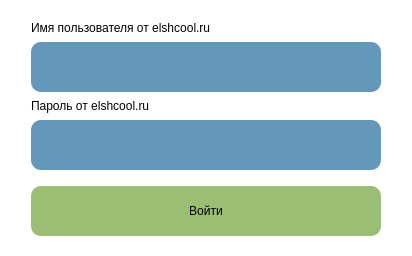
Above: ui/login.ui from Gamer201760/Tasker before the change. Below: the same form after it.
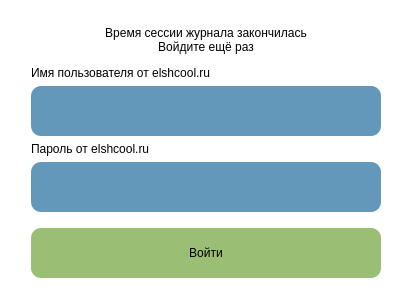
That is the form after the change.

What changed in the file:
```diff
--- a/ui/login.ui
+++ b/ui/login.ui
@@ -7,7 +7,7 @@
     <x>0</x>
     <y>0</y>
     <width>408</width>
-    <height>256</height>
+    <height>298</height>
    </rect>
   </property>
   <property name="windowTitle">
@@ -54,6 +54,20 @@
       <property name="rightMargin">
        <number>20</number>
       </property>
+      <item>
+       <widget class="QLabel" name="label">
+        <property name="text">
+         <string>Время сессии журнала закончилась
+Войдите ещё раз</string>
+        </property>
+        <property name="scaledContents">
+         <bool>true</bool>
+        </property>
+        <property name="alignment">
+         <set>Qt::AlignCenter</set>
+        </property>
+       </widget>
+      </item>
       <item>
        <widget class="QGroupBox" name="ejournal">
         <property name="title">
```
